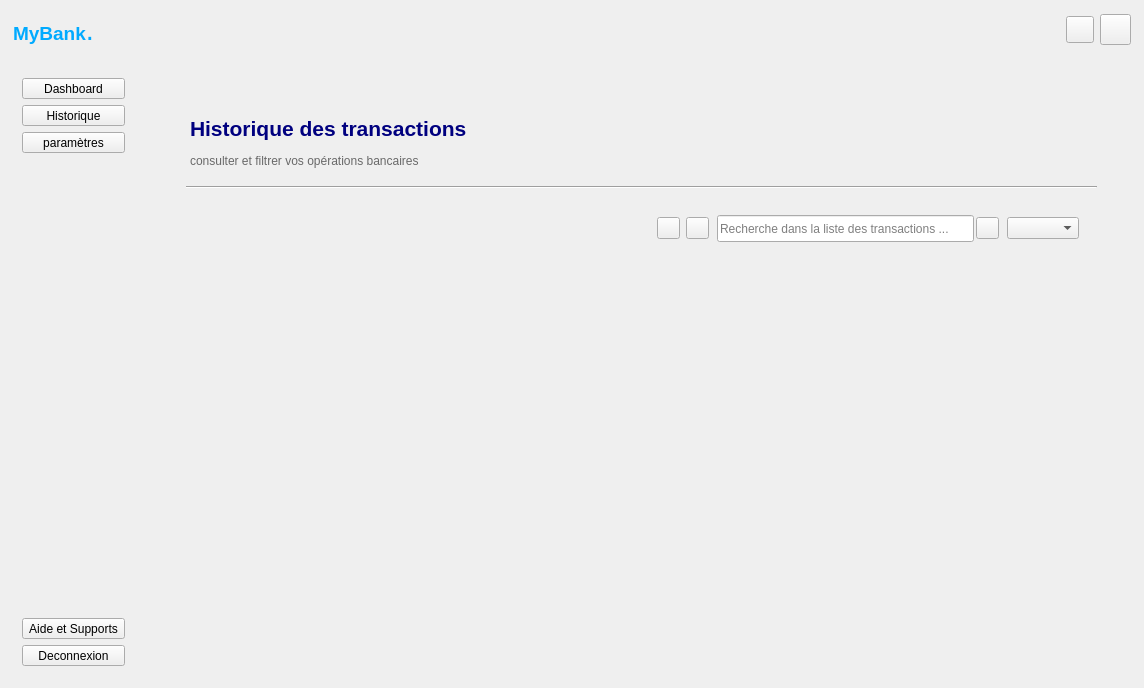
Qt form fenmain.ui (will180901/my_bank) before a commit.
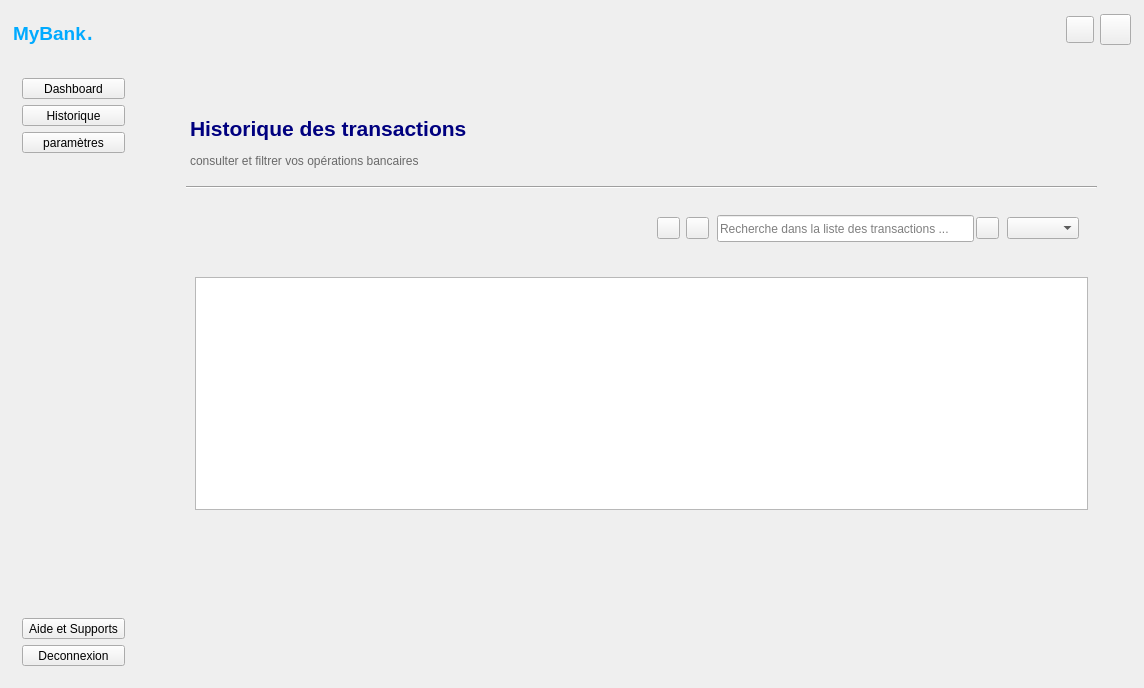
The same form after that commit. The open tabs and pages were chosen to show the change. Icons and pictures are not drawn.

```diff
--- a/fenmain.ui
+++ b/fenmain.ui
@@ -2011,6 +2011,11 @@
                   <height>251</height>
                  </size>
                 </property>
+                <layout class="QGridLayout" name="gridLayout_4">
+                 <item row="0" column="0">
+                  <widget class="QTableView" name="tableView_transactions"/>
+                 </item>
+                </layout>
                </widget>
               </item>
              </layout>
```
